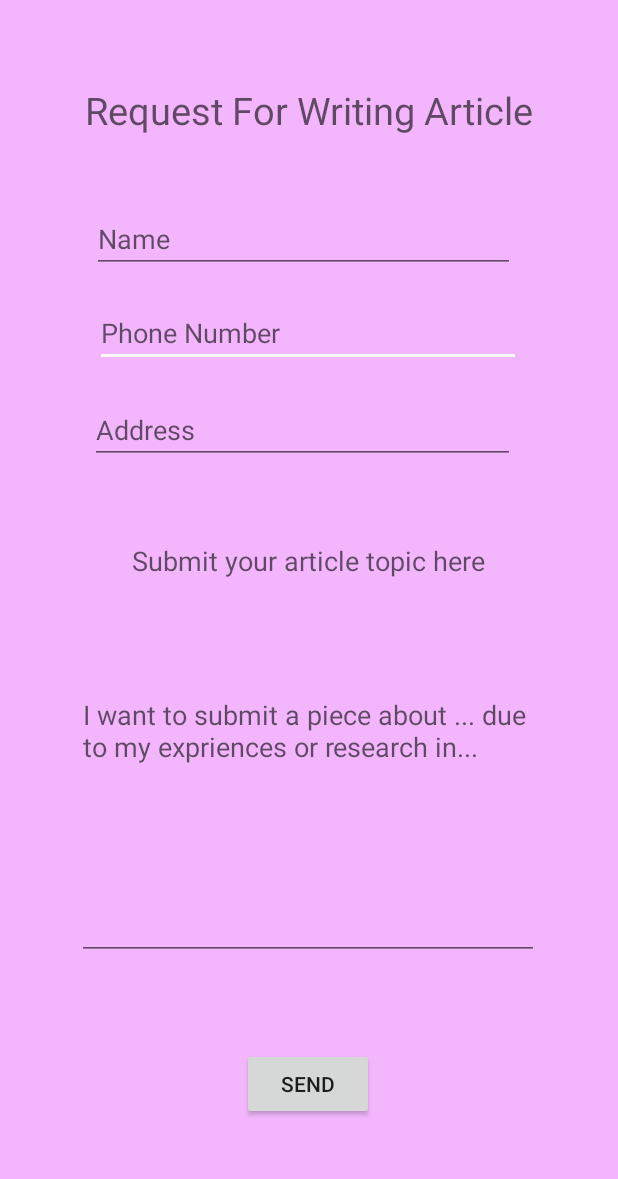
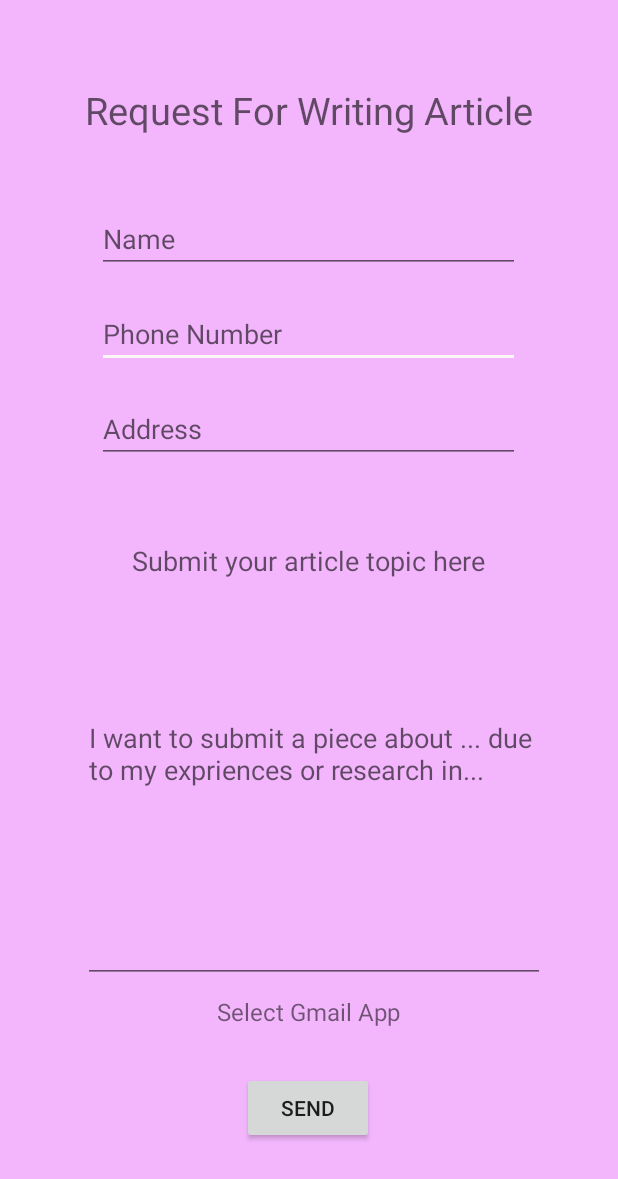
Before and after one commit to smenon1111/Equality-App-2021, an Android app: the fragment RequestForm shown on its own in the app's theme, on a phone screen of 412 x 824 dp. Shown: the top 1179 px of the screen. Run offline under Robolectric (Android 15) with nearby library versions, the phone set to English and light mode, and no system bars.

```diff
--- a/app/src/main/res/layout/requestform.xml
+++ b/app/src/main/res/layout/requestform.xml
@@ -22,8 +22,8 @@
 
     <EditText
         android:id="@+id/req_PhoneText"
-        android:layout_width="284dp"
-        android:layout_height="41dp"
+        android:layout_width="282dp"
+        android:layout_height="42dp"
         android:ems="10"
         android:hint="@string/req_phone"
         android:inputType="phone"
@@ -43,7 +43,7 @@
         android:inputType="textPersonName"
         app:layout_constraintBottom_toBottomOf="parent"
         app:layout_constraintEnd_toEndOf="parent"
-        app:layout_constraintHorizontal_bias="0.473"
+        app:layout_constraintHorizontal_bias="0.496"
         app:layout_constraintStart_toStartOf="parent"
         app:layout_constraintTop_toTopOf="parent"
         app:layout_constraintVertical_bias="0.179" />
@@ -81,14 +81,14 @@
 
     <EditText
         android:id="@+id/req_AddressText"
-        android:layout_width="283dp"
-        android:layout_height="43dp"
+        android:layout_width="282dp"
+        android:layout_height="42dp"
         android:ems="10"
         android:hint="@string/req_address"
         android:inputType="textPostalAddress"
         app:layout_constraintBottom_toBottomOf="parent"
         app:layout_constraintEnd_toEndOf="parent"
-        app:layout_constraintHorizontal_bias="0.468"
+        app:layout_constraintHorizontal_bias="0.496"
         app:layout_constraintStart_toStartOf="parent"
         app:layout_constraintTop_toTopOf="parent"
         app:layout_constraintVertical_bias="0.341" />
@@ -103,7 +103,20 @@
         app:layout_constraintHorizontal_bias="0.498"
         app:layout_constraintStart_toStartOf="parent"
         app:layout_constraintTop_toBottomOf="@+id/req_articleidea"
-        app:layout_constraintVertical_bias="0.802" />
+        app:layout_constraintVertical_bias="0.843" />
+
+    <TextView
+        android:id="@+id/textView7"
+        android:layout_width="wrap_content"
+        android:layout_height="wrap_content"
+        android:text="@string/gmailApp"
+        android:textSize="16sp"
+        app:layout_constraintBottom_toBottomOf="parent"
+        app:layout_constraintEnd_toEndOf="parent"
+        app:layout_constraintHorizontal_bias="0.498"
+        app:layout_constraintStart_toStartOf="parent"
+        app:layout_constraintTop_toTopOf="parent"
+        app:layout_constraintVertical_bias="0.827" />
 
 
 </androidx.constraintlayout.widget.ConstraintLayout>
--- a/app/src/main/res/values/strings.xml
+++ b/app/src/main/res/values/strings.xml
@@ -48,6 +48,7 @@
 
     <string name="openRequestForm">Submit an article request</string>
 
+    <string name="gmailApp">Select Gmail App</string>
 
 
 
```
Also changed, not shown: app/src/main/java/com/example/informationapp2021/Shop.java (+18 -91 lines).
